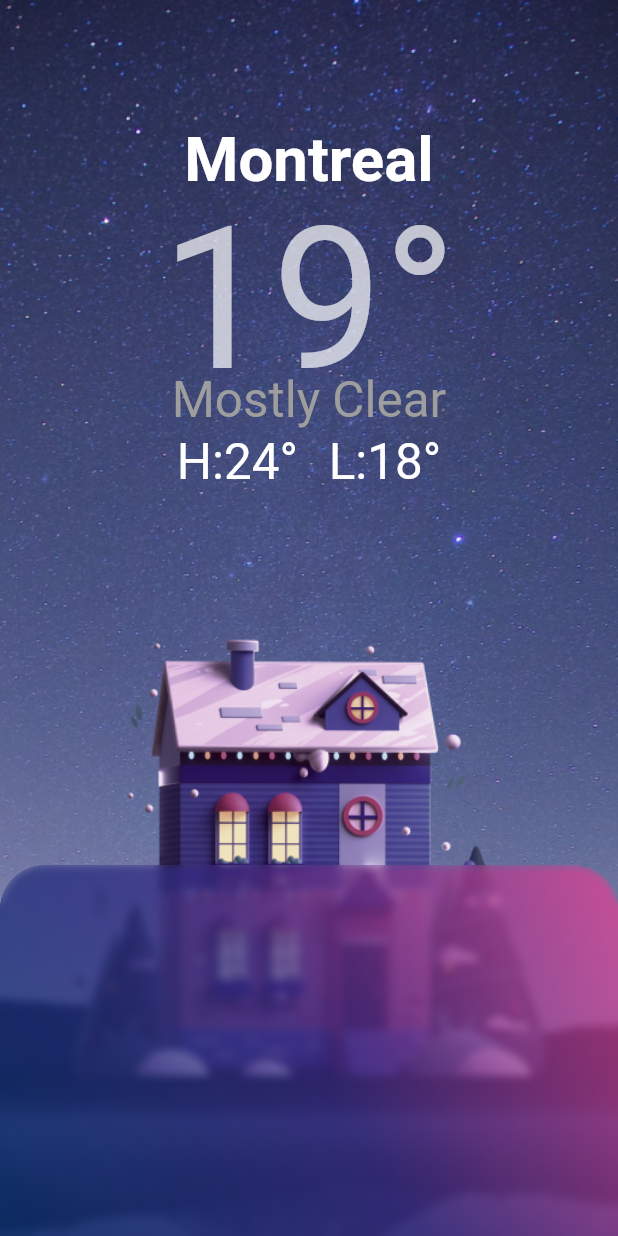
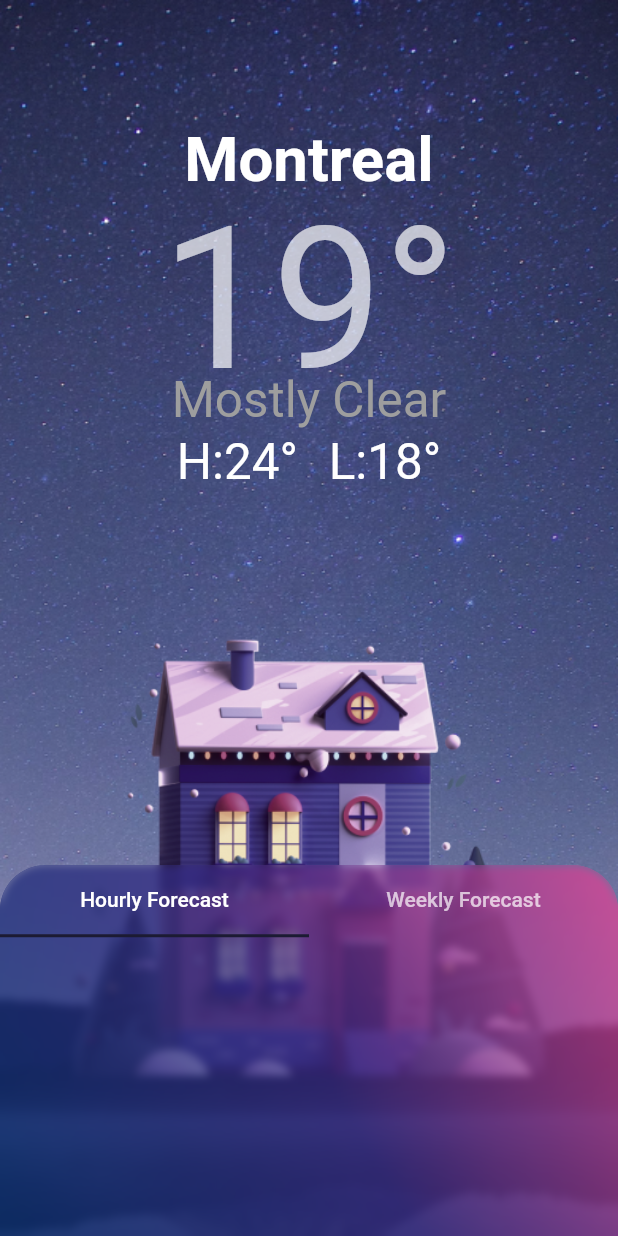
Before and after one commit to mahmoud947/weather_app, a Flutter app: the screen it shows after launch, on a phone screen of 412 x 824 dp. Run offline on Flutter 3.47's test engine with Material 2 defaults, Android fonts, the phone set to English and light mode, and no system bars; our stand-ins replace sizer.

Commit message:
add home bottom bar sheet

```diff
--- /dev/null
+++ b/lib/common/app_strings.dart
@@ -0,0 +1,5 @@
+class AppStrings {
+  AppStrings._();
+  static const String bottomSheetTab1 = 'Hourly Forecast';
+  static const String bottomSheetTab2 = 'Weekly Forecast';
+}
--- a/lib/features/weather/presentation/pages/components/home_body.dart
+++ b/lib/features/weather/presentation/pages/components/home_body.dart
@@ -1,13 +1,10 @@
 import 'dart:math';
 import 'dart:ui';
 
-import 'package:flutter/cupertino.dart';
 import 'package:flutter/material.dart';
-import 'package:flutter/src/widgets/container.dart';
-import 'package:flutter/src/widgets/framework.dart';
 import 'package:sizer/sizer.dart';
-import 'package:weather_app/common/app_colors.dart';
 import 'package:weather_app/common/image_resources.dart';
+import 'package:weather_app/features/weather/presentation/pages/components/home_bottom_sheet.dart';
 
 class HomeBody extends StatelessWidget {
   const HomeBody({super.key});
@@ -89,48 +86,8 @@ class HomeBody extends StatelessWidget {
             ],
           ),
         ),
-        bottomSheet(),
+        HomeButtonSheet(),
       ],
     );
   }
-
-  DraggableScrollableSheet bottomSheet() {
-    return DraggableScrollableSheet(
-      initialChildSize: 0.3,
-      minChildSize: 0.2,
-      maxChildSize: 1,
-      builder: (context, scrollController) => Container(
-        decoration: BoxDecoration(
-          borderRadius: const BorderRadius.only(
-              topLeft: Radius.circular(30), topRight: Radius.circular(30)),
-          gradient: LinearGradient(
-            begin: Alignment.topRight,
-            end: Alignment.bottomLeft,
-            colors: [
-              AppColors.pink.withAlpha(190),
-              AppColors.indigo.withAlpha(190),
-              AppColors.darkBlue.withAlpha(190),
-            ],
-          ),
-        ),
-        child: ClipRRect(
-          borderRadius: const BorderRadius.only(
-            topLeft: Radius.circular(30),
-            topRight: Radius.circular(30),
-          ),
-          clipBehavior: Clip.antiAlias,
-          child: BackdropFilter(
-              filter: ImageFilter.blur(
-                sigmaX: 3,
-                sigmaY: 3,
-              ),
-              child: SingleChildScrollView(
-                child: Column(
-                  children: [],
-                ),
-              )),
-        ),
-      ),
-    );
-  }
 }
--- /dev/null
+++ b/lib/features/weather/presentation/pages/components/home_bottom_sheet.dart
@@ -0,0 +1,106 @@
+import 'dart:ui';
+
+import 'package:flutter/material.dart';
+import 'package:sizer/sizer.dart';
+import 'package:weather_app/common/app_strings.dart';
+
+import '../../../../../common/app_colors.dart';
+
+class HomeButtonSheet extends StatefulWidget {
+  const HomeButtonSheet({super.key});
+
+  @override
+  State<HomeButtonSheet> createState() => _HomeButtonSheetState();
+}
+
+class _HomeButtonSheetState extends State<HomeButtonSheet>
+    with TickerProviderStateMixin {
+  late TabController _controller;
+  @override
+  void initState() {
+    _controller = TabController(length: 2, vsync: this);
+    super.initState();
+  }
+
+  @override
+  void deactivate() {
+    _controller.dispose();
+    super.deactivate();
+  }
+
+  @override
+  Widget build(BuildContext context) {
+    return DraggableScrollableSheet(
+      initialChildSize: 0.3,
+      minChildSize: 0.2,
+      maxChildSize: 0.95,
+      builder: (context, scrollController) => Container(
+        decoration: BoxDecoration(
+          borderRadius: const BorderRadius.only(
+              topLeft: Radius.circular(30), topRight: Radius.circular(30)),
+          gradient: LinearGradient(
+            begin: Alignment.topRight,
+            end: Alignment.bottomLeft,
+            colors: [
+              AppColors.pink.withAlpha(190),
+              AppColors.indigo.withAlpha(190),
+              AppColors.darkBlue.withAlpha(190),
+            ],
+          ),
+        ),
+        child: ClipRRect(
+          borderRadius: const BorderRadius.only(
+            topLeft: Radius.circular(30),
+            topRight: Radius.circular(30),
+          ),
+          clipBehavior: Clip.antiAlias,
+          child: BackdropFilter(
+            filter: ImageFilter.blur(
+              sigmaX: 3,
+              sigmaY: 3,
+            ),
+            child: SingleChildScrollView(
+              controller: scrollController,
+              child: Column(
+                children: [
+                  TabBar(
+                    controller: _controller,
+                    tabs: const [
+                      Tab(
+                        child: Text(AppStrings.bottomSheetTab1),
+                      ),
+                      Tab(
+                        child: Text(AppStrings.bottomSheetTab2),
+                      ),
+                    ],
+                  ),
+                  SizedBox(
+                    height: 80.h,
+                    width: 100.w,
+                    child: TabBarView(
+                      controller: _controller,
+                      children: [
+                        Container(
+                          color: Colors.transparent,
+                          child: const Center(
+                            child: Text('Home'),
+                          ),
+                        ),
+                        Container(
+                          color: Colors.transparent,
+                          child: const Center(
+                            child: Text('Any'),
+                          ),
+                        )
+                      ],
+                    ),
+                  ),
+                ],
+              ),
+            ),
+          ),
+        ),
+      ),
+    );
+  }
+}
```
